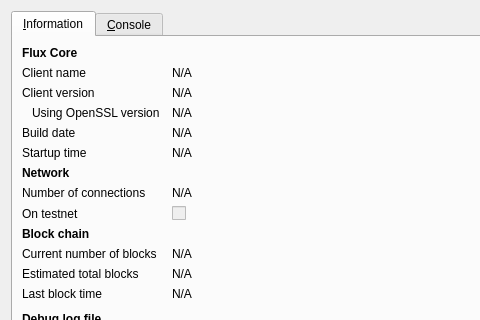
Qt form src/qt/forms/rpcconsole.ui (CryptoBackroom/Backup) before a commit; both pictures show x 0 to 480 and y 0 to 320 of the 740 by 450 pixel window.
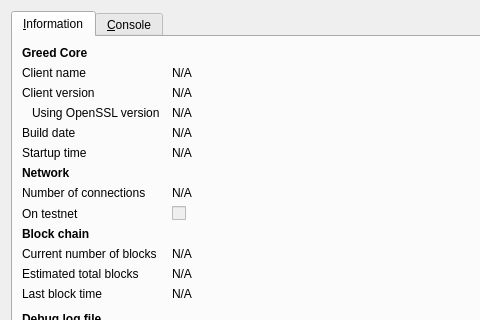
The same form after that commit. Icons and pictures are not drawn.

Commit message: greed rebrand (in-files)

Diff of the .ui file:
```diff
--- a/src/qt/forms/rpcconsole.ui
+++ b/src/qt/forms/rpcconsole.ui
@@ -36,7 +36,7 @@
           </font>
          </property>
          <property name="text">
-          <string>Flux Core</string>
+          <string>Greed Core</string>
          </property>
         </widget>
        </item>
```
Left out of the diff: 6 changed lines with no effect on the pictures. The commit also changes 158 other files.
